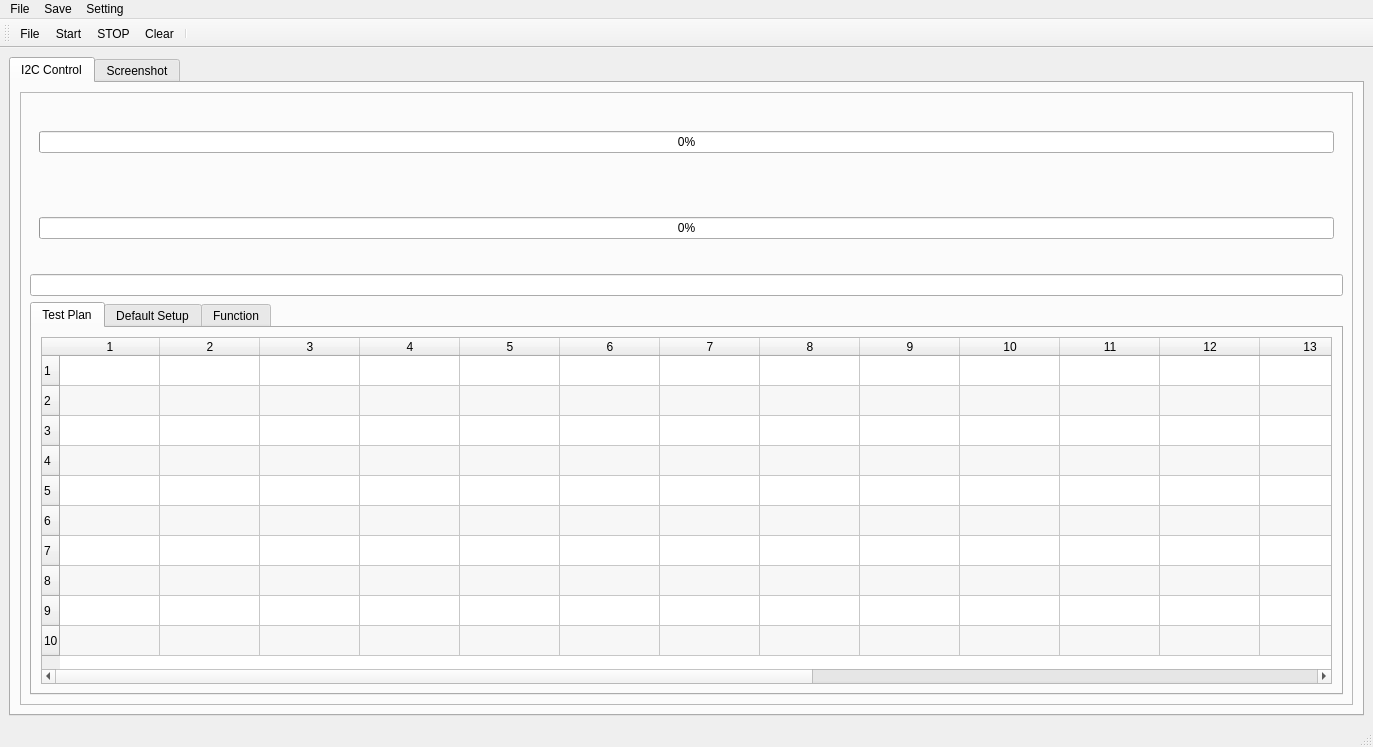
Above: main_window.ui from 106368030chentairong/SPIV-I2C before the change. Below: the same form after it.
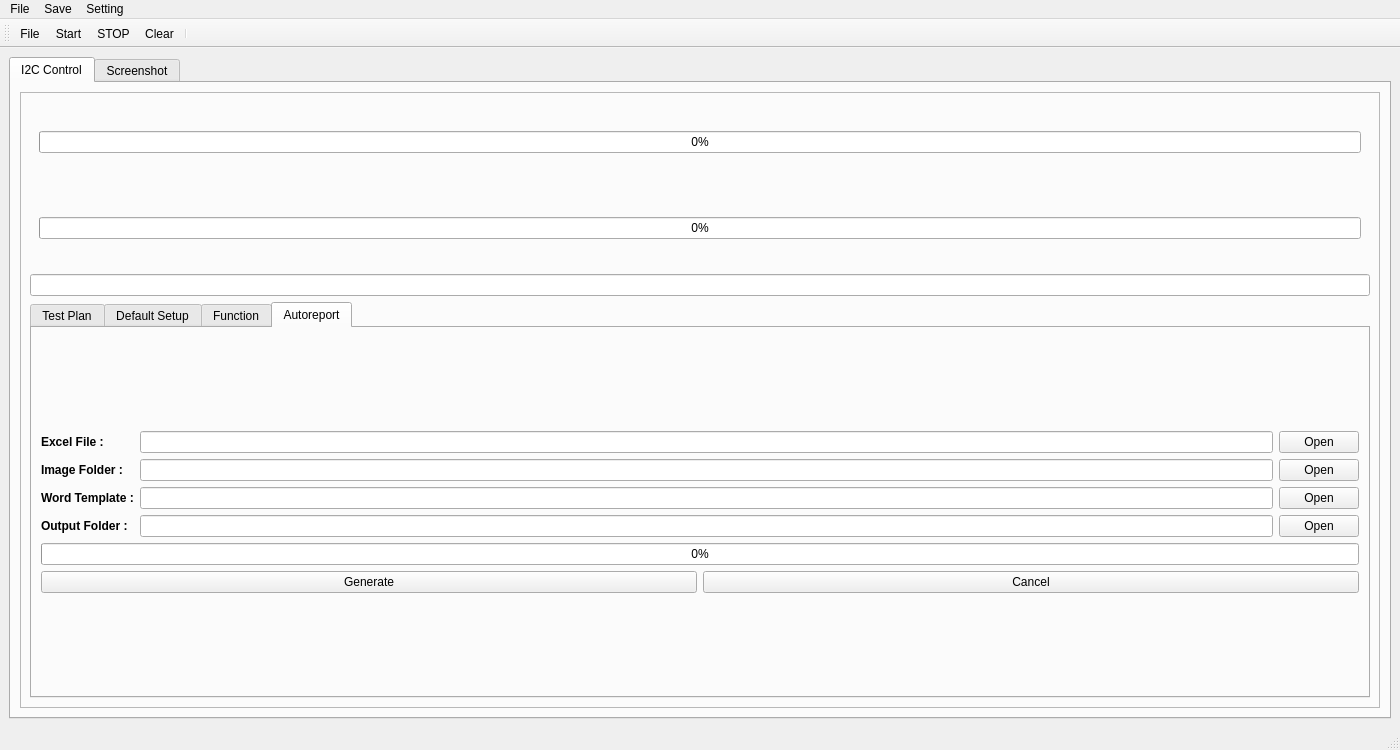
That is the form after the change. Custom widgets are drawn as their Qt base class.

```diff
--- a/main_window.ui
+++ b/main_window.ui
@@ -6,8 +6,8 @@
    <rect>
     <x>0</x>
     <y>0</y>
-    <width>1373</width>
-    <height>747</height>
+    <width>1400</width>
+    <height>750</height>
    </rect>
   </property>
   <property name="contextMenuPolicy">
@@ -17,8 +17,8 @@
    <string>MainWindow</string>
   </property>
   <widget class="QWidget" name="centralwidget">
-   <layout class="QGridLayout" name="gridLayout_6">
-    <item row="0" column="0">
+   <layout class="QVBoxLayout" name="verticalLayout_30">
+    <item>
      <widget class="QTabWidget" name="tabWidget">
       <property name="layoutDirection">
        <enum>Qt::LeftToRight</enum>
@@ -133,7 +133,7 @@
                 </size>
                </property>
                <property name="currentIndex">
-                <number>0</number>
+                <number>3</number>
                </property>
                <widget class="QWidget" name="TW_TestPlan">
                 <attribute name="title">
@@ -2103,6 +2103,143 @@
                  </item>
                 </layout>
                </widget>
+               <widget class="QWidget" name="tab_2">
+                <attribute name="title">
+                 <string>Autoreport</string>
+                </attribute>
+                <layout class="QGridLayout" name="gridLayout_23">
+                 <item row="0" column="0">
+                  <layout class="QVBoxLayout" name="verticalLayout_31" stretch="1,0,0">
+                   <item>
+                    <layout class="QGridLayout" name="gridLayout_6">
+                     <item row="1" column="0">
+                      <widget class="QLabel" name="label_50">
+                       <property name="font">
+                        <font>
+                         <weight>75</weight>
+                         <bold>true</bold>
+                        </font>
+                       </property>
+                       <property name="text">
+                        <string>Image Folder :</string>
+                       </property>
+                      </widget>
+                     </item>
+                     <item row="0" column="1">
+                      <widget class="QLineEdit" name="LE_excel_path"/>
+                     </item>
+                     <item row="0" column="2">
+                      <widget class="QPushButton" name="PB_excel_path">
+                       <property name="text">
+                        <string>Open</string>
+                       </property>
+                      </widget>
+                     </item>
+                     <item row="1" column="2">
+                      <widget class="QPushButton" name="PB_Image_path">
+                       <property name="text">
+                        <string>Open</string>
+                       </property>
+                      </widget>
+                     </item>
+                     <item row="1" column="1">
+                      <widget class="QLineEdit" name="LE_Image_path"/>
+                     </item>
+                     <item row="0" column="0">
+                      <widget class="QLabel" name="label_49">
+                       <property name="font">
+                        <font>
+                         <weight>75</weight>
+                         <italic>false</italic>
+                         <bold>true</bold>
+                         <kerning>true</kerning>
+                        </font>
+                       </property>
+                       <property name="text">
+                        <string>Excel File :</string>
+                       </property>
+                      </widget>
+                     </item>
+                     <item row="2" column="0">
+                      <widget class="QLabel" name="label_51">
+                       <property name="font">
+                        <font>
+                         <weight>75</weight>
+                         <bold>true</bold>
+                        </font>
+                       </property>
+                       <property name="text">
+                        <string>Word Template :</string>
+                       </property>
+                      </widget>
+                     </item>
+                     <item row="2" column="1">
+                      <widget class="QLineEdit" name="LE_word_path"/>
+                     </item>
+                     <item row="2" column="2">
+                      <widget class="QPushButton" name="PB_word_path">
+                       <property name="text">
+                        <string>Open</string>
+                       </property>
+                      </widget>
+                     </item>
+                     <item row="3" column="0">
+                      <widget class="QLabel" name="label_52">
+                       <property name="font">
+                        <font>
+                         <weight>75</weight>
+                         <bold>true</bold>
+                        </font>
+                       </property>
+                       <property name="text">
+                        <string>Output Folder :</string>
+                       </property>
+                      </widget>
+                     </item>
+                     <item row="3" column="1">
+                      <widget class="QLineEdit" name="LE_output_path"/>
+                     </item>
+                     <item row="3" column="2">
+                      <widget class="QPushButton" name="PB_output_path">
+                       <property name="text">
+                        <string>Open</string>
+                       </property>
+                      </widget>
+                     </item>
+                    </layout>
+                   </item>
+                   <item>
+                    <widget class="QProgressBar" name="progressBar">
+                     <property name="value">
+                      <number>0</number>
+                     </property>
+                     <property name="alignment">
+                      <set>Qt::AlignCenter</set>
+                     </property>
+                    </widget>
+                   </item>
+                   <item>
+                    <layout class="QHBoxLayout" name="horizontalLayout_12">
+                     <item>
+                      <widget class="QPushButton" name="PB_Generate">
+                       <property name="text">
+                        <string>Generate</string>
+                       </property>
+                      </widget>
+                     </item>
+                     <item>
+                      <widget class="QPushButton" name="PB_Cancel">
+                       <property name="text">
+                        <string>Cancel</string>
+                       </property>
+                      </widget>
+                     </item>
+                    </layout>
+                   </item>
+                  </layout>
+                 </item>
+                </layout>
+               </widget>
               </widget>
              </item>
             </layout>
@@ -2162,7 +2299,7 @@
     <rect>
      <x>0</x>
      <y>0</y>
-     <width>1373</width>
+     <width>1400</width>
      <height>24</height>
     </rect>
    </property>
```
Left out of the diff: 2 changed lines with no effect on the pictures.
